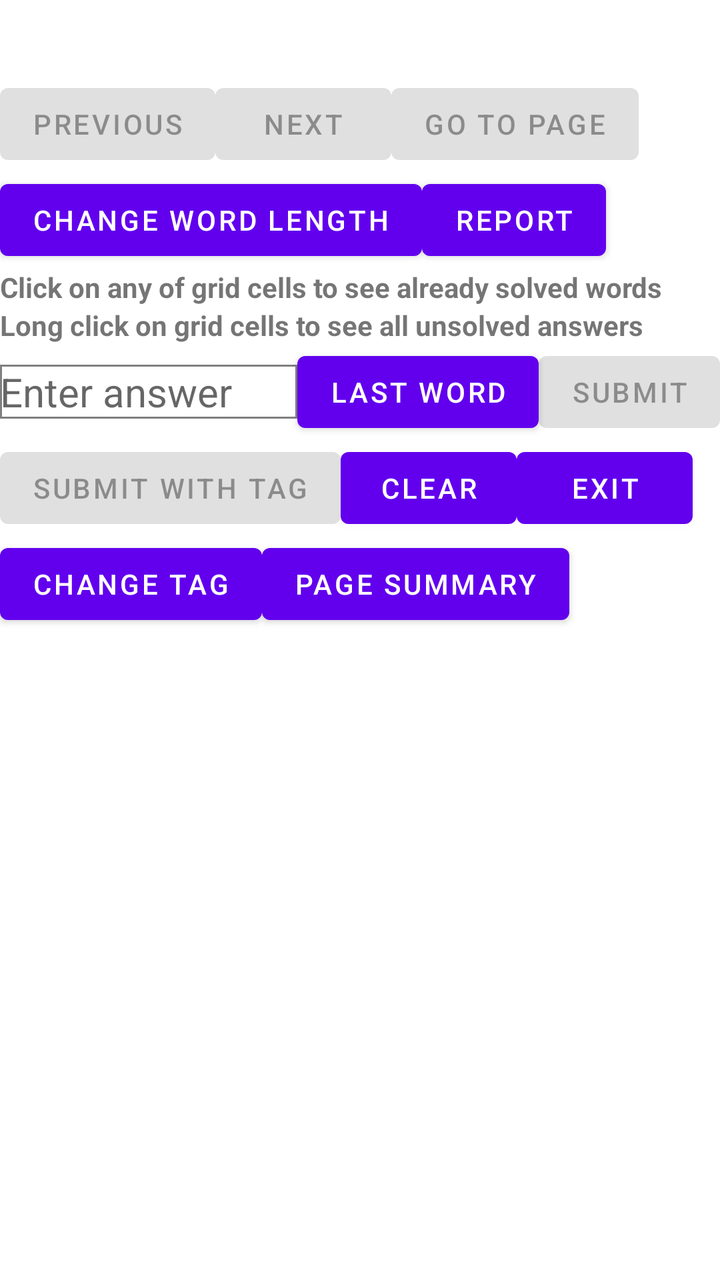
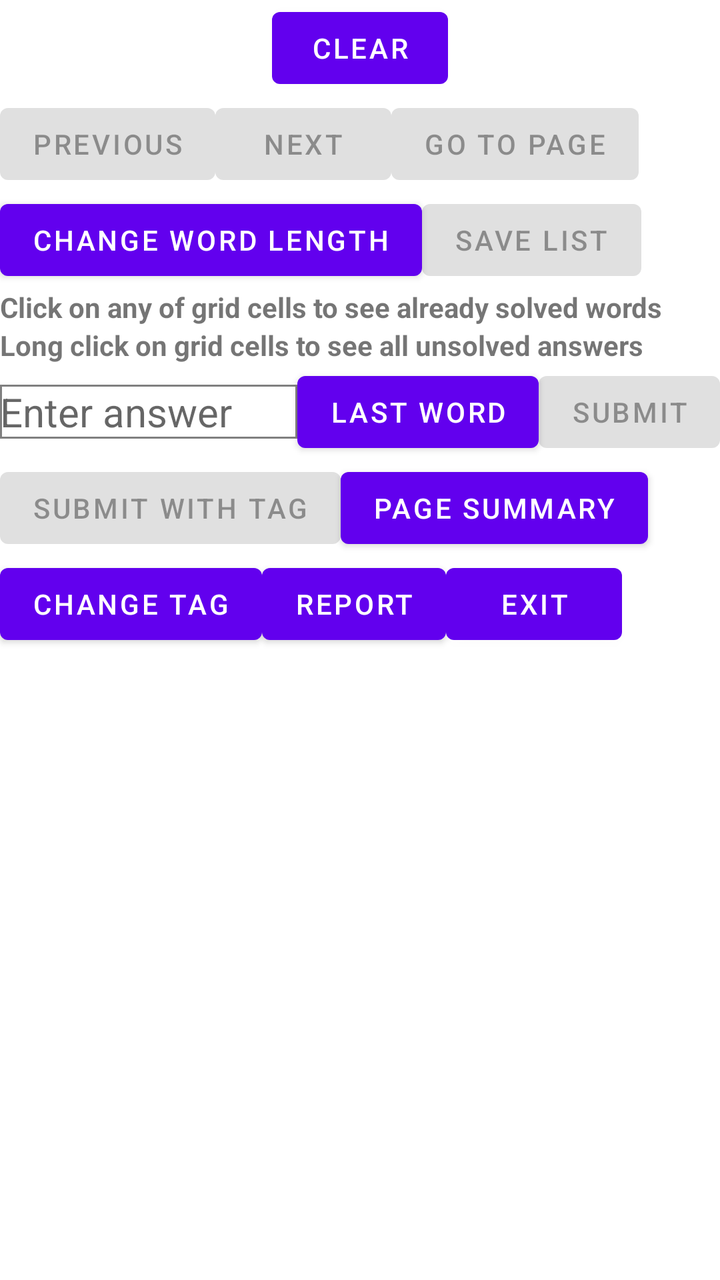

Before-and-after screenshots of an Android layout around one commit, followed by the original layout XML and the change that was made.
<!-- AndroidManifest.xml: application theme Theme.WordQuiz -->
<!-- res/layout/app_bar_main.xml -->
<?xml version="1.0" encoding="utf-8"?>
<androidx.core.widget.NestedScrollView xmlns:android="http://schemas.android.com/apk/res/android"
    xmlns:tools="http://schemas.android.com/tools"
    android:layout_width="match_parent"
    android:layout_height="wrap_content"
    tools:context=".MainActivity">
    <LinearLayout
        android:layout_width="match_parent"
        android:layout_height="wrap_content"
        android:orientation="vertical">
        <GridLayout
            android:columnCount="2"
            android:layout_width="match_parent"
            android:layout_height="wrap_content">
            <TextView
                android:layout_width="wrap_content"
                android:layout_height="wrap_content"
                android:textStyle="bold"
                android:id="@+id/textview1">
            </TextView>
            <TextView
                android:layout_width="wrap_content"
                android:layout_height="wrap_content"
                android:textStyle="bold"
                android:layout_gravity="end"
                android:id="@+id/textview28">
            </TextView>
            <TextView
                android:layout_width="wrap_content"
                android:layout_height="wrap_content"
                android:textStyle="bold"
                android:id="@+id/textview4">
            </TextView>
            <TextView
                android:layout_width="wrap_content"
                android:layout_height="wrap_content"
                android:textStyle="bold"
                android:layout_gravity="end"
                android:id="@+id/textview87">
            </TextView>
        </GridLayout>
        <LinearLayout
            android:layout_width="match_parent"
            android:layout_height="wrap_content"
            android:orientation="horizontal">
            <Button
                android:layout_width="wrap_content"
                android:layout_height="wrap_content"
                android:text="Previous"
                android:enabled="false"
                android:id="@+id/button4">
            </Button>
            <Button
                android:layout_width="wrap_content"
                android:layout_height="wrap_content"
                android:text="Next"
                android:enabled="false"
                android:id="@+id/button2">
            </Button>
            <Button
                android:layout_width="wrap_content"
                android:layout_height="wrap_content"
                android:text="Go To Page"
                android:enabled="false"
                android:id="@+id/button15">
            </Button>
        </LinearLayout>
        <LinearLayout
            android:layout_width="match_parent"
            android:layout_height="wrap_content"
            android:orientation="horizontal">
            <Button
                android:layout_width="wrap_content"
                android:layout_height="wrap_content"
                android:text="Change Word Length"
                android:id="@+id/button3">
            </Button>
            <Button
                android:layout_width="wrap_content"
                android:layout_height="wrap_content"
                android:text="Report"
                android:id="@+id/button5">
            </Button>
        </LinearLayout>
        <LinearLayout
            android:layout_width="match_parent"
            android:layout_height="wrap_content"
            android:orientation="vertical">
            <TextView
                android:layout_width="wrap_content"
                android:layout_height="wrap_content"
                android:text="Click on any of grid cells to see already solved words"
                android:textStyle="bold"
                android:id="@+id/textview8">
            </TextView>
            <TextView
                android:layout_width="wrap_content"
                android:layout_height="wrap_content"
                android:text="Long click on grid cells to see all unsolved answers"
                android:textStyle="bold"
                android:id="@+id/textview23">
            </TextView>
            <androidx.recyclerview.widget.RecyclerView
                android:id="@+id/gridview1"
                android:clipToPadding="false"
                android:layout_width="match_parent"
                android:layout_height="wrap_content" />
            <RelativeLayout
                android:layout_width="match_parent"
                android:layout_height="wrap_content">
                <Button
                    android:id="@+id/button1"
                    android:layout_width="wrap_content"
                    android:layout_height="wrap_content"
                    android:layout_alignParentRight="true"
                    android:enabled="false"
                    android:text="Submit">
                </Button>
                <Button
                    android:id="@+id/button86"
                    android:layout_width="wrap_content"
                    android:layout_height="wrap_content"
                    android:layout_toLeftOf="@+id/button1"
                    android:text="Last word">
                </Button>
                <EditText
                    android:id="@+id/edittext2"
                    android:layout_width="match_parent"
                    android:layout_height="wrap_content"
                    android:layout_toLeftOf="@+id/button86"
                    android:layout_centerVertical="true"
                    android:hint="Enter answer"
                    android:textSize="20sp"
                    android:background="@drawable/rectangle">
                </EditText>
            </RelativeLayout>
            <LinearLayout
                android:layout_width="match_parent"
                android:layout_height="wrap_content"
                android:orientation="horizontal">
                <Button
                    android:layout_width="wrap_content"
                    android:layout_height="wrap_content"
                    android:text="Submit With Tag"
                    android:enabled="false"
                    android:id="@+id/button11">
                </Button>
                <Button
                    android:layout_width="wrap_content"
                    android:layout_height="wrap_content"
                    android:text="Clear"
                    android:id="@+id/button19">
                </Button>
                <Button
                    android:layout_width="wrap_content"
                    android:layout_height="wrap_content"
                    android:text="Exit"
                    android:id="@+id/button10">
                </Button>
            </LinearLayout>
            <LinearLayout
                android:layout_width="match_parent"
                android:layout_height="wrap_content"
                android:orientation="horizontal">
                <Button
                    android:layout_width="wrap_content"
                    android:layout_height="wrap_content"
                    android:text="Change Tag"
                    android:id="@+id/button12">
                </Button>
                <Button
                    android:layout_width="wrap_content"
                    android:layout_height="wrap_content"
                    android:text="Page Summary"
                    android:id="@+id/button17">
                </Button>
            </LinearLayout>
            <TextView
                android:layout_width="wrap_content"
                android:layout_height="wrap_content"
                android:id="@+id/textview5">
            </TextView>
        </LinearLayout>
    </LinearLayout>
</androidx.core.widget.NestedScrollView>
<!-- resources referenced by this layout -->
<resources>
  <!-- drawable rectangle (drawable) -->
  <?xml version="1.0" encoding="utf-8"?>
  <shape xmlns:android="http://schemas.android.com/apk/res/android">
      <stroke
          android:width="1dp"
          android:color="@color/gray"/>
  </shape>
  <style name="Theme.WordQuiz" parent="Theme.MaterialComponents.DayNight.NoActionBar">
          
          <item name="colorPrimary">@color/purple_500</item>
          <item name="colorPrimaryVariant">@color/purple_700</item>
          <item name="colorOnPrimary">@color/white</item>
          
          <item name="colorSecondary">@color/teal_200</item>
          <item name="colorSecondaryVariant">@color/teal_700</item>
          <item name="colorOnSecondary">@color/black</item>
          
          <item name="android:statusBarColor" tools:targetApi="l">?attr/colorPrimaryVariant</item>
          
      </style>
  <color name="gray">#FF808080</color>
  <color name="purple_500">#FF6200EE</color>
  <color name="purple_700">#FF3700B3</color>
  <color name="white">#FFFFFFFF</color>
  <color name="teal_200">#FF03DAC5</color>
  <color name="teal_700">#FF018786</color>
  <color name="black">#FF000000</color>
</resources>

<!-- the commit's change to res/layout/app_bar_main.xml (unified diff, before → after) -->
@@ -8,37 +8,63 @@
         android:layout_width="match_parent"
         android:layout_height="wrap_content"
         android:orientation="vertical">
-        <GridLayout
-            android:columnCount="2"
-            android:layout_width="match_parent"
-            android:layout_height="wrap_content">
-            <TextView
-                android:layout_width="wrap_content"
-                android:layout_height="wrap_content"
-                android:textStyle="bold"
-                android:id="@+id/textview1">
-            </TextView>
-            <TextView
-                android:layout_width="wrap_content"
-                android:layout_height="wrap_content"
-                android:textStyle="bold"
+        <LinearLayout
+            android:layout_width="match_parent"
+            android:layout_height="wrap_content"
+            android:baselineAligned="false"
+            android:orientation="horizontal">
+            <LinearLayout
+                android:layout_width="wrap_content"
+                android:layout_height="wrap_content"
+                android:orientation="vertical">
+                <TextView
+                    android:layout_width="wrap_content"
+                    android:layout_height="wrap_content"
+                    android:textStyle="bold"
+                    android:id="@+id/textview1">
+                </TextView>
+                <TextView
+                    android:layout_width="wrap_content"
+                    android:layout_height="wrap_content"
+                    android:textStyle="bold"
+                    android:id="@+id/textview4">
+                </TextView>
+            </LinearLayout>
+            <LinearLayout
+                android:layout_width="0dp"
+                android:layout_height="wrap_content"
+                android:layout_weight="1"
+                android:orientation="vertical">
+                <Button
+                    android:layout_width="wrap_content"
+                    android:layout_height="wrap_content"
+                    android:text="Clear"
+                    android:padding="0dp"
+                    android:layout_gravity="center"
+                    android:id="@+id/button19">
+                </Button>
+            </LinearLayout>
+            <LinearLayout
+                android:layout_width="wrap_content"
+                android:layout_height="wrap_content"
                 android:layout_gravity="end"
-                android:id="@+id/textview28">
-            </TextView>
-            <TextView
-                android:layout_width="wrap_content"
-                android:layout_height="wrap_content"
-                android:textStyle="bold"
-                android:id="@+id/textview4">
-            </TextView>
-            <TextView
-                android:layout_width="wrap_content"
-                android:layout_height="wrap_content"
-                android:textStyle="bold"
-                android:layout_gravity="end"
-                android:id="@+id/textview87">
-            </TextView>
-        </GridLayout>
+                android:orientation="vertical">
+                <TextView
+                    android:layout_width="wrap_content"
+                    android:layout_height="wrap_content"
+                    android:textStyle="bold"
+                    android:layout_gravity="end"
+                    android:id="@+id/textview28">
+                </TextView>
+                <TextView
+                    android:layout_width="wrap_content"
+                    android:layout_height="wrap_content"
+                    android:textStyle="bold"
+                    android:layout_gravity="end"
+                    android:id="@+id/textview27">
+                </TextView>
+            </LinearLayout>
+        </LinearLayout>
         <LinearLayout
             android:layout_width="match_parent"
             android:layout_height="wrap_content"
@@ -78,8 +104,9 @@
             <Button
                 android:layout_width="wrap_content"
                 android:layout_height="wrap_content"
-                android:text="Report"
-                android:id="@+id/button5">
+                android:text="Save List"
+                android:enabled="false"
+                android:id="@+id/button100">
             </Button>
         </LinearLayout>
         <LinearLayout
@@ -148,8 +175,25 @@
                 <Button
                     android:layout_width="wrap_content"
                     android:layout_height="wrap_content"
-                    android:text="Clear"
-                    android:id="@+id/button19">
+                    android:text="Page Summary"
+                    android:id="@+id/button17">
+                </Button>
+            </LinearLayout>
+            <LinearLayout
+                android:layout_width="match_parent"
+                android:layout_height="wrap_content"
+                android:orientation="horizontal">
+                <Button
+                    android:layout_width="wrap_content"
+                    android:layout_height="wrap_content"
+                    android:text="Change Tag"
+                    android:id="@+id/button12">
+                </Button>
+                <Button
+                    android:layout_width="wrap_content"
+                    android:layout_height="wrap_content"
+                    android:text="Report"
+                    android:id="@+id/button5">
                 </Button>
                 <Button
                     android:layout_width="wrap_content"
@@ -158,23 +202,6 @@
                     android:id="@+id/button10">
                 </Button>
             </LinearLayout>
-            <LinearLayout
-                android:layout_width="match_parent"
-                android:layout_height="wrap_content"
-                android:orientation="horizontal">
-                <Button
-                    android:layout_width="wrap_content"
-                    android:layout_height="wrap_content"
-                    android:text="Change Tag"
-                    android:id="@+id/button12">
-                </Button>
-                <Button
-                    android:layout_width="wrap_content"
-                    android:layout_height="wrap_content"
-                    android:text="Page Summary"
-                    android:id="@+id/button17">
-                </Button>
-            </LinearLayout>
             <TextView
                 android:layout_width="wrap_content"
                 android:layout_height="wrap_content"
